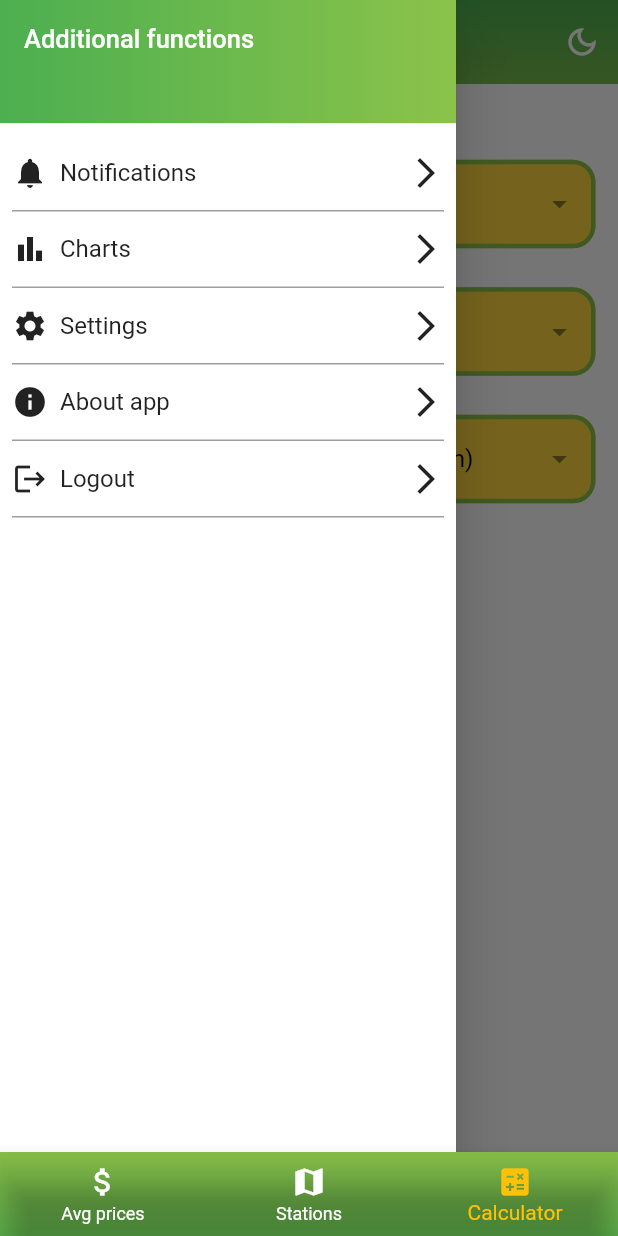
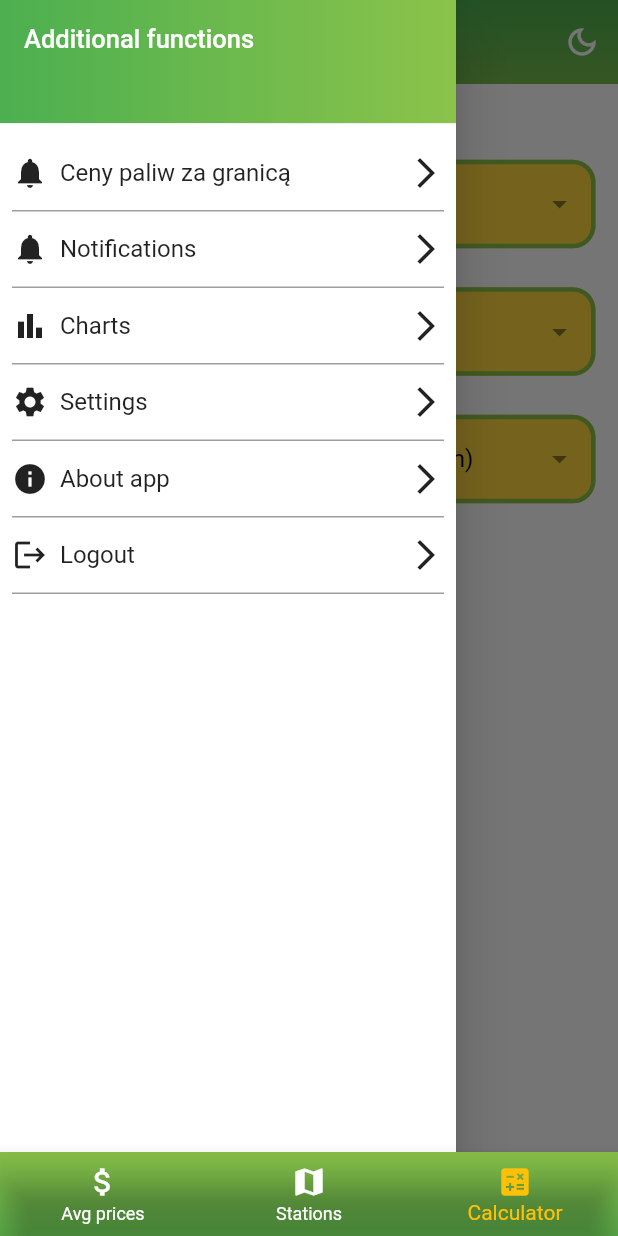
Before and after one commit to Shriz07/Fuel-tracker, a Flutter app: the screen it shows once a user with an empty profile is signed in, item 3 of the bottom bar chosen, with the side drawer open, on a phone screen of 412 x 824 dp. Run offline on Flutter 3.47's test engine with Material 2 defaults, Android fonts, the phone set to English and light mode, and no system bars; our stand-ins replace charts_flutter, cloud_firestore, firebase_auth, firebase_core, flutter_local_notifications, flutter_rating_bar and 3 more; missing offline and left inert: charts_common, time_ago_provider; accounts and stored records are empty; network calls fail.

Commit message:
Added a route in drawer to prices in countries

```diff
--- a/lib/Screens/Drawer/drawer.dart
+++ b/lib/Screens/Drawer/drawer.dart
@@ -2,6 +2,7 @@ import 'package:flutter/material.dart';
 import 'package:fuel_tracker/Screens/About/about.dart';
 import 'package:fuel_tracker/Screens/Car_Notifications/car_notifications_screen.dart';
 import 'package:fuel_tracker/Screens/Petrol_charts/charts.dart';
+import 'package:fuel_tracker/Screens/Prices_abroad/prices_abroad_screen.dart';
 import 'package:fuel_tracker/l10n/app_localizations.dart';
 import 'package:fuel_tracker/services/authentication_services/auth_services.dart';
 import 'package:fuel_tracker/services/dark_mode/dark_theme_provider.dart';
@@ -30,6 +31,9 @@ class MyDrawer extends StatelessWidget {
                 ),
               ),
             ),
+            CustomListTile(Icons.notifications, 'Ceny paliw za granicą', () {
+              Navigator.push(context, MaterialPageRoute(builder: (context) => PricesAbroad()));
+            }),
             CustomListTile(Icons.notifications, t.drawerNotifications, () {
               Navigator.push(context, MaterialPageRoute(builder: (context) => CarNotifications()));
             }),
```
